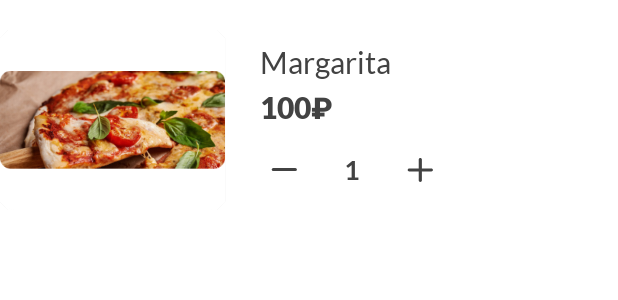
After one commit to jingleBroda/IPizza, an Android app: the layout cart_recview_row.xml on its own in the app's theme, with its tools: preview values and no code run, on a phone screen of 412 x 824 dp. The commit adds this screen. Shown: the top 300 px of the screen. Run offline under Robolectric (Android 15) with nearby library versions, the phone set to English and light mode, and no system bars.

Commit message:
finalPush_Room
Реализован экран Cart, в котором отображается корзина. Была проведена работа над исправлением старых косяков в дизайне, а также, верстка непосредственно экрана cart. Переходы между экранами и отображение цены заказа работают корректно. Осталось реализовать Dagger.

```diff
--- a/iPizza/app/src/main/java/com/example/ipizza/dataBase/PizzaDataBase.kt
+++ b/iPizza/app/src/main/java/com/example/ipizza/dataBase/PizzaDataBase.kt
@@ -6,7 +6,7 @@ import androidx.room.TypeConverters
 import com.example.ipizza.retrofit.PizzaModel
 
 
-@Database(entities = [PizzaModel::class], version = 1, exportSchema = true)
+@Database(entities = [PizzaModel::class, CartModel::class], version = 1, exportSchema = true)
 @TypeConverters(ImgUrlConverter::class)
 abstract class PizzaDataBase:RoomDatabase() {
 
--- a/iPizza/app/src/main/java/com/example/ipizza/recyclerView/AdapterHomeMenuRecyclerView.kt
+++ b/iPizza/app/src/main/java/com/example/ipizza/recyclerView/AdapterHomeMenuRecyclerView.kt
@@ -16,7 +16,7 @@ import com.example.ipizza.retrofit.PizzaModel
 class AdapterHomeMenuRecyclerView(pizzaList:List<PizzaModel>?, context: Context ): RecyclerView.Adapter<AdapterHomeMenuRecyclerView.ViewHolder>() {
 
     private var listAdapter = pizzaList
-    private val listContextResicle = context
+    private val listContextRecycler = context
     private var onMylistener: ((item: PizzaModel) -> Unit)? = null
 
     inner class ViewHolder(view: View):RecyclerView.ViewHolder(view) {
@@ -60,7 +60,7 @@ class AdapterHomeMenuRecyclerView(pizzaList:List<PizzaModel>?, context: Context
     }
 
     override fun onCreateViewHolder(parent: ViewGroup, viewType: Int): ViewHolder {
-        val inflater = LayoutInflater.from(listContextResicle)
+        val inflater = LayoutInflater.from(listContextRecycler)
         return ViewHolder(inflater.inflate(R.layout.home_menu_row, parent,false))
     }
 
--- /dev/null
+++ b/iPizza/app/src/main/res/drawable/ic_vector_minus.xml
@@ -0,0 +1,12 @@
+<vector xmlns:android="http://schemas.android.com/apk/res/android"
+    android:width="18dp"
+    android:height="2dp"
+    android:viewportWidth="18"
+    android:viewportHeight="2">
+  <path
+      android:pathData="M16.2517,1H1.4898"
+      android:strokeWidth="2"
+      android:fillColor="#00000000"
+      android:strokeColor="#424242"
+      android:strokeLineCap="round" />
+</vector>
--- /dev/null
+++ b/iPizza/app/src/main/res/drawable/ic_vector_plus.xml
@@ -0,0 +1,9 @@
+<vector xmlns:android="http://schemas.android.com/apk/res/android"
+    android:width="18dp"
+    android:height="16dp"
+    android:viewportWidth="18"
+    android:viewportHeight="16">
+  <path
+      android:pathData="M8.8707,0C9.1503,0 9.4185,0.1054 9.6163,0.2929C9.814,0.4804 9.9251,0.7348 9.9251,1V7H16.2516C16.5313,7 16.7995,7.1054 16.9972,7.2929C17.195,7.4804 17.3061,7.7348 17.3061,8C17.3061,8.2652 17.195,8.5196 16.9972,8.7071C16.7995,8.8946 16.5313,9 16.2516,9H9.9251V15C9.9251,15.2652 9.814,15.5196 9.6163,15.7071C9.4185,15.8946 9.1503,16 8.8707,16C8.591,16 8.3228,15.8946 8.1251,15.7071C7.9274,15.5196 7.8163,15.2652 7.8163,15V9H1.4897C1.2101,9 0.9419,8.8946 0.7441,8.7071C0.5464,8.5196 0.4353,8.2652 0.4353,8C0.4353,7.7348 0.5464,7.4804 0.7441,7.2929C0.9419,7.1054 1.2101,7 1.4897,7H7.8163V1C7.8163,0.7348 7.9274,0.4804 8.1251,0.2929C8.3228,0.1054 8.591,0 8.8707,0Z"
+      android:fillColor="#424242"/>
+</vector>
--- /dev/null
+++ b/iPizza/app/src/main/res/layout/cart_recview_row.xml
@@ -0,0 +1,95 @@
+<?xml version="1.0" encoding="utf-8"?>
+<androidx.constraintlayout.widget.ConstraintLayout xmlns:android="http://schemas.android.com/apk/res/android"
+    xmlns:app="http://schemas.android.com/apk/res-auto"
+    android:layout_width="match_parent"
+    android:layout_height="wrap_content"
+    android:background="@drawable/background"
+    android:layout_marginBottom="12dp"
+    android:layout_marginTop="20dp">
+
+    <androidx.cardview.widget.CardView
+        android:id="@+id/cardView"
+        android:layout_width="wrap_content"
+        android:layout_height="wrap_content"
+        android:layout_margin="0dp"
+        android:background="#FFFFFF"
+        android:elevation="10dp"
+        android:textAlignment="center"
+        app:cardBackgroundColor="#FFFFFF"
+        app:cardCornerRadius="10dp"
+        app:layout_constraintBottom_toBottomOf="parent"
+        app:layout_constraintStart_toStartOf="parent"
+        app:layout_constraintTop_toTopOf="parent">
+
+        <ImageView
+            android:id="@+id/imageOrder"
+            android:layout_width="150dp"
+            android:layout_height="120dp"
+            app:srcCompat="@drawable/pizza_1" />
+    </androidx.cardview.widget.CardView>
+
+    <ImageButton
+        android:id="@+id/buttonPlus"
+        android:layout_width="32dp"
+        android:layout_height="31dp"
+        android:layout_marginStart="24dp"
+        android:layout_marginEnd="20dp"
+        android:backgroundTint="@color/white"
+        android:tint=" #424242"
+        app:layout_constraintBottom_toBottomOf="@+id/buttonMinus"
+        app:layout_constraintEnd_toEndOf="parent"
+        app:layout_constraintHorizontal_bias="0.0"
+        app:layout_constraintStart_toEndOf="@+id/countOrder"
+        app:layout_constraintTop_toTopOf="@+id/buttonMinus"
+        app:layout_constraintVertical_bias="0.0"
+        app:srcCompat="@drawable/ic_vector_plus" />
+
+    <ImageButton
+        android:id="@+id/buttonMinus"
+        android:layout_width="32dp"
+        android:layout_height="31dp"
+        android:layout_marginBottom="11dp"
+        android:backgroundTint="#FFFFFF"
+        android:tint=" #424242"
+        app:layout_constraintBottom_toBottomOf="parent"
+        app:layout_constraintStart_toStartOf="@+id/pricePizzaOrder"
+        app:srcCompat="@drawable/ic_vector_minus" />
+
+    <TextView
+        android:id="@+id/countOrder"
+        android:layout_width="wrap_content"
+        android:layout_height="wrap_content"
+        android:layout_marginStart="24dp"
+        android:fontFamily="@font/lato_bold"
+        android:text="1"
+        android:textColor="#424242"
+        android:textSize="18sp"
+        app:layout_constraintBottom_toBottomOf="@+id/buttonMinus"
+        app:layout_constraintStart_toEndOf="@+id/buttonMinus"
+        app:layout_constraintTop_toTopOf="@+id/buttonMinus" />
+
+    <TextView
+        android:id="@+id/namePizzaOrder"
+        android:layout_width="wrap_content"
+        android:layout_height="wrap_content"
+        android:layout_marginStart="23dp"
+        android:layout_marginTop="9dp"
+        android:fontFamily="@font/lato_regular"
+        android:text="Margarita"
+        android:textColor="#424242"
+        android:textSize="20sp"
+        app:layout_constraintStart_toEndOf="@+id/cardView"
+        app:layout_constraintTop_toTopOf="parent" />
+
+    <TextView
+        android:id="@+id/pricePizzaOrder"
+        android:layout_width="wrap_content"
+        android:layout_height="wrap_content"
+        android:layout_marginTop="5dp"
+        android:fontFamily="@font/lato_black"
+        android:text="100₽"
+        android:textColor="#424242"
+        android:textSize="20sp"
+        app:layout_constraintStart_toStartOf="@+id/namePizzaOrder"
+        app:layout_constraintTop_toBottomOf="@+id/namePizzaOrder" />
+</androidx.constraintlayout.widget.ConstraintLayout>
--- a/iPizza/app/src/main/res/layout/fragment_main_menu.xml
+++ b/iPizza/app/src/main/res/layout/fragment_main_menu.xml
@@ -35,6 +35,7 @@
             android:paddingBottom="10dp"
             android:text="@string/checkOut"
             android:textAlignment="viewStart"
+            android:textAllCaps="false"
             android:textColor="#424242" />
     </LinearLayout>
 
@@ -44,7 +45,7 @@
         android:layout_height="wrap_content"
         android:fontFamily="@font/lato_regular"
         android:text="@string/menu"
-        android:textColor="#000000"
+        android:textColor="#424242"
         android:textSize="24.5sp"
         android:visibility="visible"
         app:layout_constraintBottom_toBottomOf="@+id/searchButton"
--- a/iPizza/app/src/main/res/layout/home_menu_row.xml
+++ b/iPizza/app/src/main/res/layout/home_menu_row.xml
@@ -16,7 +16,7 @@
         android:layout_marginTop="20dp"
         android:fontFamily="@font/lato_regular"
         android:text="TextView"
-        android:textColor="#000000"
+        android:textColor="#424242"
         android:textSize="24sp"
         app:layout_constraintEnd_toEndOf="parent"
         app:layout_constraintHorizontal_bias="0.0"
@@ -32,7 +32,7 @@
         android:layout_marginEnd="16dp"
         android:layout_marginBottom="11dp"
         android:text="@string/descriptionPizza"
-        android:textColor="#000000"
+        android:textColor="#424242"
         android:textSize="12sp"
         app:layout_constraintBottom_toBottomOf="parent"
         app:layout_constraintEnd_toStartOf="@+id/costPizza"
@@ -49,7 +49,7 @@
         android:layout_marginBottom="15dp"
         android:fontFamily="@font/lato_bold"
         android:text="@string/costPizza"
-        android:textColor="#000000"
+        android:textColor="#424242"
         android:textSize="22sp"
         app:layout_constraintBottom_toBottomOf="parent"
         app:layout_constraintEnd_toEndOf="@+id/cardView"
```
Also changed, not shown: iPizza/app/src/main/java/com/example/ipizza/bottomFragment/BottomFragment.kt (+12 -2 lines), iPizza/app/src/main/java/com/example/ipizza/dataBase/CartModel.kt (added, +14 -0 lines), iPizza/app/src/main/java/com/example/ipizza/dataBase/PizzaDao.kt (+16 -6 lines), iPizza/app/src/main/java/com/example/ipizza/fragment/CartFragment/CartFragment.kt (+83 -16 lines), iPizza/app/src/main/java/com/example/ipizza/fragment/FragmentMainMenu/FragmentMainMenu.kt (+40 -10 lines), iPizza/app/src/main/java/com/example/ipizza/fragment/FragmentMainMenu/FragmentMainMenuViewModel.kt (+68 -6 lines), iPizza/app/src/main/java/com/example/ipizza/fragment/PreviewPizzaFragment/PreviewPizzaFragment.kt (+18 -0 lines), iPizza/app/src/main/java/com/example/ipizza/recyclerView/AdapterCartFragmentRecyclerView.kt (added, +95 -0 lines), iPizza/app/src/main/res/drawable/ic_garbage_basket.xml (added, +13 -0 lines), iPizza/app/src/main/res/layout/fragment_cart.xml (+18 -13 lines).
